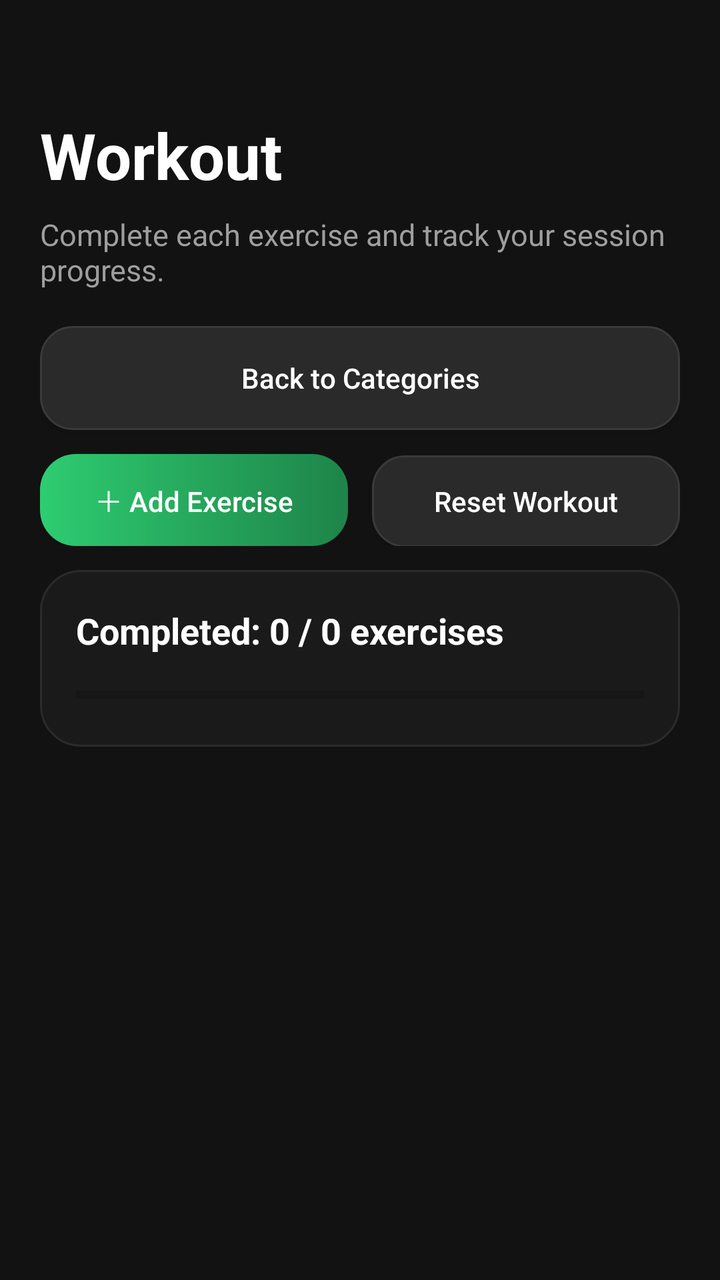
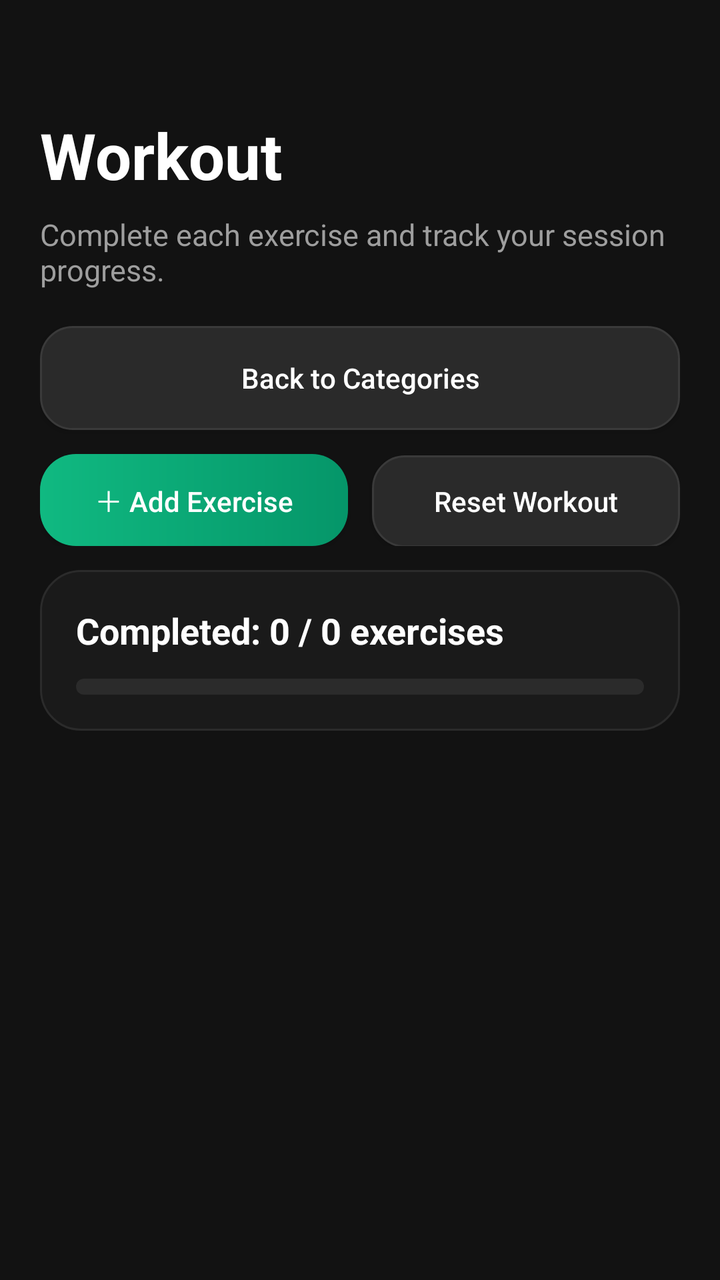

Compare the two renders of this Android layout. The source of the first and the diff that turns it into the second are given below.
<!-- AndroidManifest.xml: application theme Theme.GymFlow -->
<!-- res/layout/activity_workout_detail.xml -->
<?xml version="1.0" encoding="utf-8"?>
<LinearLayout xmlns:android="http://schemas.android.com/apk/res/android"
    android:layout_width="match_parent"
    android:layout_height="match_parent"
    android:background="@color/background"
    android:orientation="vertical"
    android:padding="20dp">

    <TextView
        android:id="@+id/tvWorkoutTitle"
        android:layout_width="wrap_content"
        android:layout_height="wrap_content"
        android:layout_marginTop="36dp"
        android:text="Workout"
        android:textColor="#FFFFFF"
        android:textSize="32sp"
        android:textStyle="bold" />

    <TextView
        android:id="@+id/tvWorkoutSubtitle"
        android:layout_width="wrap_content"
        android:layout_height="wrap_content"
        android:layout_marginTop="8dp"
        android:text="Complete each exercise and track your session progress."
        android:textColor="#9E9E9E"
        android:textSize="15sp" />

    <Button
        android:id="@+id/btnBackCategories"
        android:layout_width="match_parent"
        android:layout_height="52dp"
        android:layout_marginTop="18dp"
        android:background="@drawable/secondary_button_bg"
        android:text="Back to Categories"
        android:textAllCaps="false"
        android:textColor="#FFFFFF" />

    
    <LinearLayout
        android:layout_width="match_parent"
        android:layout_height="wrap_content"
        android:layout_marginTop="12dp"
        android:orientation="horizontal">

        <Button
            android:id="@+id/btnAddExercise"
            android:layout_width="0dp"
            android:layout_height="46dp"
            android:layout_marginEnd="6dp"
            android:layout_weight="1"
            android:background="@drawable/primary_button_bg"
            android:text="＋ Add Exercise"
            android:textAllCaps="false"
            android:textColor="@color/text_primary"
            android:textSize="14sp" />

        <Button
            android:id="@+id/btnResetWorkout"
            android:layout_width="0dp"
            android:layout_height="46dp"
            android:layout_marginStart="6dp"
            android:layout_weight="1"
            android:background="@drawable/secondary_button_bg"
            android:text="Reset Workout"
            android:textAllCaps="false"
            android:textColor="@color/text_primary"
            android:textSize="14sp" />

    </LinearLayout>

    
    <LinearLayout
        android:layout_width="match_parent"
        android:layout_height="wrap_content"
        android:layout_marginTop="12dp"
        android:background="@drawable/screen_panel_bg"
        android:orientation="vertical"
        android:padding="18dp">

        <TextView
            android:id="@+id/tvProgressText"
            android:layout_width="wrap_content"
            android:layout_height="wrap_content"
            android:text="Completed: 0 / 0 exercises"
            android:textColor="#FFFFFF"
            android:textSize="18sp"
            android:textStyle="bold" />

        <ProgressBar
            android:id="@+id/progressBar"
            style="?android:attr/progressBarStyleHorizontal"
            android:layout_width="match_parent"
            android:layout_height="wrap_content"
            android:layout_marginTop="12dp"
            android:progressTint="@color/accent" />

        
        <TextView
            android:id="@+id/tvRestTimer"
            android:layout_width="wrap_content"
            android:layout_height="wrap_content"
            android:layout_marginTop="10dp"
            android:text="⏱ Rest: 60s"
            android:textColor="@color/accent"
            android:textSize="15sp"
            android:textStyle="bold"
            android:visibility="gone" />
    </LinearLayout>

    
    <ProgressBar
        android:id="@+id/pbLoadingExercises"
        android:layout_width="wrap_content"
        android:layout_height="wrap_content"
        android:layout_gravity="center_horizontal"
        android:layout_marginTop="40dp"
        android:indeterminateTint="@color/accent" />

    
    <TextView
        android:id="@+id/tvEmptyState"
        android:layout_width="match_parent"
        android:layout_height="wrap_content"
        android:layout_marginTop="40dp"
        android:gravity="center"
        android:text="No exercises here yet.\nTap “＋ Add Exercise” to create one!"
        android:textColor="@color/text_secondary"
        android:textSize="15sp"
        android:visibility="gone" />

    <androidx.recyclerview.widget.RecyclerView
        android:id="@+id/recyclerViewExercises"
        android:layout_width="match_parent"
        android:layout_height="0dp"
        android:layout_marginTop="14dp"
        android:layout_weight="1" />

</LinearLayout>
<!-- resources referenced by this layout -->
<resources>
  <color name="accent">#2ECC71</color>
  <color name="background">#121212</color>
  <color name="text_primary">#FFFFFF</color>
  <color name="text_secondary">#9E9E9E</color>
  <!-- drawable primary_button_bg (drawable) -->
  <?xml version="1.0" encoding="utf-8"?>
  <shape xmlns:android="http://schemas.android.com/apk/res/android">
      <gradient
          android:angle="0"
          android:startColor="@color/accent"
          android:endColor="@color/accent_dark" />
      <corners android:radius="18dp" />
  </shape>
  <!-- drawable screen_panel_bg (drawable) -->
  <?xml version="1.0" encoding="utf-8"?>
  <shape xmlns:android="http://schemas.android.com/apk/res/android">
      <solid android:color="#1A1A1A" />
      <corners android:radius="20dp" />
      <stroke
          android:width="1dp"
          android:color="#2B2B2B" />
  </shape>
  <!-- drawable secondary_button_bg (drawable) -->
  <?xml version="1.0" encoding="utf-8"?>
  <shape xmlns:android="http://schemas.android.com/apk/res/android">
      <solid android:color="#2A2A2A" />
      <corners android:radius="16dp" />
      <stroke
          android:width="1dp"
          android:color="#3A3A3A" />
  </shape>
  <style name="Theme.GymFlow" parent="Theme.AppCompat.DayNight.NoActionBar">
          <item name="android:statusBarColor">@android:color/transparent</item>
      </style>
  <color name="accent_dark">#1E8449</color>
</resources>

<!-- the commit's change to res/layout/activity_workout_detail.xml (unified diff, before → after) -->
@@ -90,9 +90,9 @@
             android:id="@+id/progressBar"
             style="?android:attr/progressBarStyleHorizontal"
             android:layout_width="match_parent"
-            android:layout_height="wrap_content"
+            android:layout_height="8dp"
             android:layout_marginTop="12dp"
-            android:progressTint="@color/accent" />
+            android:progressDrawable="@drawable/progress_rounded" />
 
         
         <TextView
<!-- resource entries referenced after the edit -->
@@ -1,6 +1,6 @@
 <!-- resources referenced by this layout -->
 <resources>
-  <color name="accent">#2ECC71</color>
+  <color name="accent">#10B981</color>
   <color name="background">#121212</color>
   <color name="text_primary">#FFFFFF</color>
   <color name="text_secondary">#9E9E9E</color>
@@ -13,6 +13,24 @@
           android:endColor="@color/accent_dark" />
       <corners android:radius="18dp" />
   </shape>
+  <!-- drawable progress_rounded (drawable) -->
+  <?xml version="1.0" encoding="utf-8"?>
+  <layer-list xmlns:android="http://schemas.android.com/apk/res/android">
+      <item android:id="@android:id/background">
+          <shape>
+              <corners android:radius="8dp" />
+              <solid android:color="@color/surface_stroke" />
+          </shape>
+      </item>
+      <item android:id="@android:id/progress">
+          <clip>
+              <shape>
+                  <corners android:radius="8dp" />
+                  <solid android:color="@color/accent" />
+              </shape>
+          </clip>
+      </item>
+  </layer-list>
   <!-- drawable screen_panel_bg (drawable) -->
   <?xml version="1.0" encoding="utf-8"?>
   <shape xmlns:android="http://schemas.android.com/apk/res/android">
@@ -34,6 +52,7 @@
   <style name="Theme.GymFlow" parent="Theme.AppCompat.DayNight.NoActionBar">
           <item name="android:statusBarColor">@android:color/transparent</item>
       </style>
-  <color name="accent_dark">#1E8449</color>
+  <color name="accent_dark">#059669</color>
+  <color name="surface_stroke">#2B2B2B</color>
 </resources>
 
